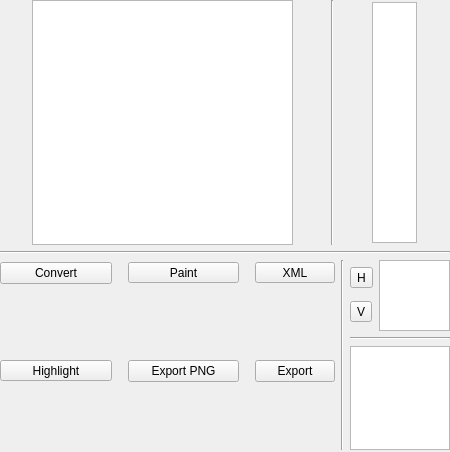
First picture: the form in BGTool/drawing_tab.ui, repository renatolond/DsTools, before the edit.
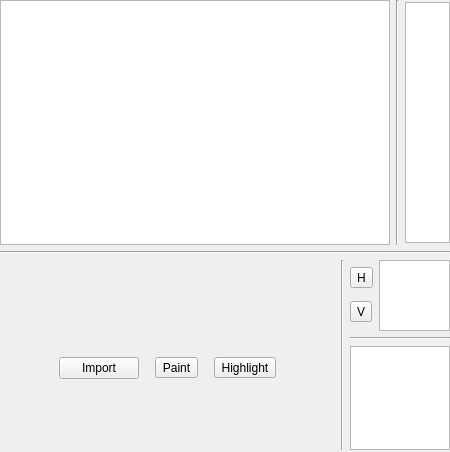
Second picture: the form after the edit. Custom widgets are drawn as their Qt base class.

Commit message: Mudanças nas imagens e também na interface do BgTool.

```diff
--- a/BGTool/drawing_tab.ui
+++ b/BGTool/drawing_tab.ui
@@ -45,6 +45,12 @@
       </property>
       <item>
        <widget class="VisualizationGraphicsView" name="visualizationView">
+        <property name="sizePolicy">
+         <sizepolicy hsizetype="Expanding" vsizetype="Expanding">
+          <horstretch>0</horstretch>
+          <verstretch>0</verstretch>
+         </sizepolicy>
+        </property>
         <property name="minimumSize">
          <size>
           <width>261</width>
@@ -53,7 +59,7 @@
         </property>
         <property name="maximumSize">
          <size>
-          <width>261</width>
+          <width>500</width>
           <height>245</height>
          </size>
         </property>
@@ -105,15 +111,21 @@
       <property name="rightMargin">
        <number>0</number>
       </property>
+      <item>
+       <spacer name="horizontalSpacer_6">
+        <property name="orientation">
+         <enum>Qt::Horizontal</enum>
+        </property>
+        <property name="sizeHint" stdset="0">
+         <size>
+          <width>40</width>
+          <height>20</height>
+         </size>
+        </property>
+       </spacer>
+      </item>
       <item>
        <layout class="QGridLayout" name="gridLayout_2">
-        <item row="0" column="0">
-         <widget class="QPushButton" name="btConvert">
-          <property name="text">
-           <string>Convert</string>
-          </property>
-         </widget>
-        </item>
         <item row="0" column="1">
          <spacer name="horizontalSpacer">
           <property name="orientation">
@@ -146,42 +158,6 @@
           </property>
          </spacer>
         </item>
-        <item row="0" column="4">
-         <widget class="QToolButton" name="btSaveXML">
-          <property name="sizePolicy">
-           <sizepolicy hsizetype="Minimum" vsizetype="Fixed">
-            <horstretch>0</horstretch>
-            <verstretch>0</verstretch>
-           </sizepolicy>
-          </property>
-          <property name="text">
-           <string>XML</string>
-          </property>
-         </widget>
-        </item>
-        <item row="0" column="2">
-         <widget class="QToolButton" name="btPaint">
-          <property name="sizePolicy">
-           <sizepolicy hsizetype="Minimum" vsizetype="Fixed">
-            <horstretch>0</horstretch>
-            <verstretch>0</verstretch>
-           </sizepolicy>
-          </property>
-          <property name="text">
-           <string>Paint</string>
-          </property>
-          <property name="checkable">
-           <bool>true</bool>
-          </property>
-         </widget>
-        </item>
-        <item row="2" column="2">
-         <widget class="QPushButton" name="btExportPng">
-          <property name="text">
-           <string>Export PNG</string>
-          </property>
-         </widget>
-        </item>
         <item row="2" column="3">
          <spacer name="horizontalSpacer_3">
           <property name="orientation">
@@ -241,19 +217,6 @@
          </spacer>
         </item>
         <item row="2" column="4">
-         <widget class="QPushButton" name="btExport">
-          <property name="sizePolicy">
-           <sizepolicy hsizetype="Fixed" vsizetype="Fixed">
-            <horstretch>0</horstretch>
-            <verstretch>0</verstretch>
-           </sizepolicy>
-          </property>
-          <property name="text">
-           <string>Export</string>
-          </property>
-         </widget>
-        </item>
-        <item row="2" column="0">
          <widget class="QToolButton" name="btHighlight">
           <property name="sizePolicy">
            <sizepolicy hsizetype="Minimum" vsizetype="Fixed">
@@ -269,8 +232,44 @@
           </property>
          </widget>
         </item>
+        <item row="2" column="2">
+         <widget class="QToolButton" name="btPaint">
+          <property name="sizePolicy">
+           <sizepolicy hsizetype="Minimum" vsizetype="Fixed">
+            <horstretch>0</horstretch>
+            <verstretch>0</verstretch>
+           </sizepolicy>
+          </property>
+          <property name="text">
+           <string>Paint</string>
+          </property>
+          <property name="checkable">
+           <bool>true</bool>
+          </property>
+         </widget>
+        </item>
+        <item row="2" column="0">
+         <widget class="QPushButton" name="btConvert">
+          <property name="text">
+           <string>Import</string>
+          </property>
+         </widget>
+        </item>
        </layout>
       </item>
+      <item>
+       <spacer name="horizontalSpacer_5">
+        <property name="orientation">
+         <enum>Qt::Horizontal</enum>
+        </property>
+        <property name="sizeHint" stdset="0">
+         <size>
+          <width>40</width>
+          <height>20</height>
+         </size>
+        </property>
+       </spacer>
+      </item>
       <item>
        <widget class="Line" name="line">
         <property name="orientation">
```
The commit also changes 16 other files.
